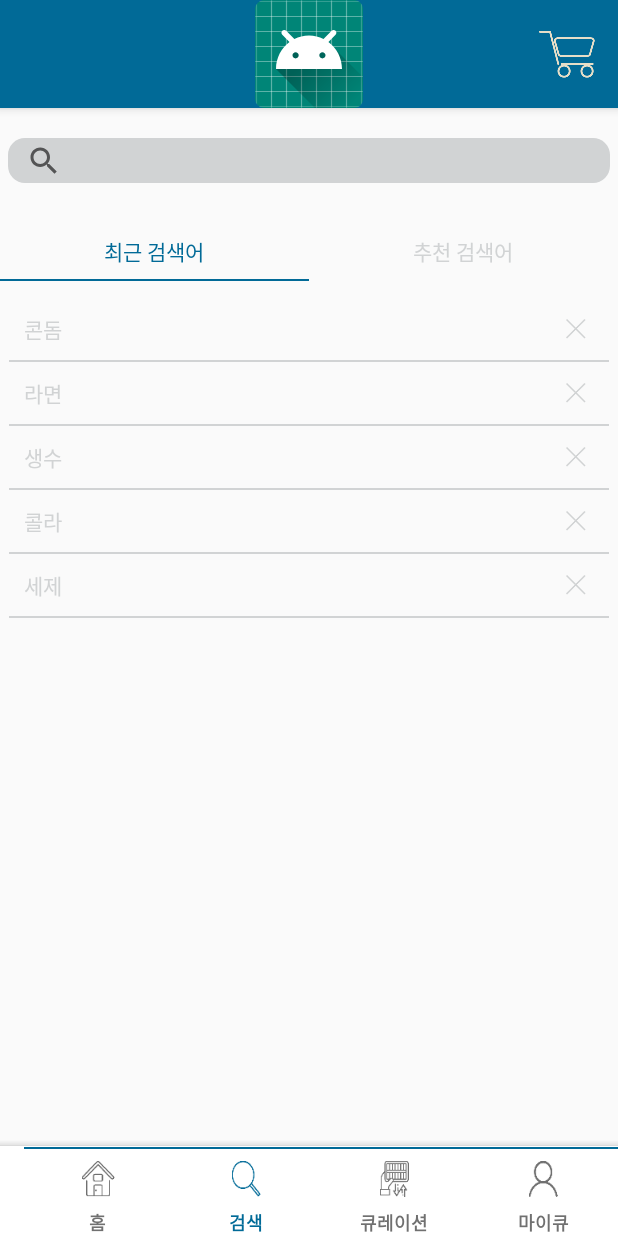
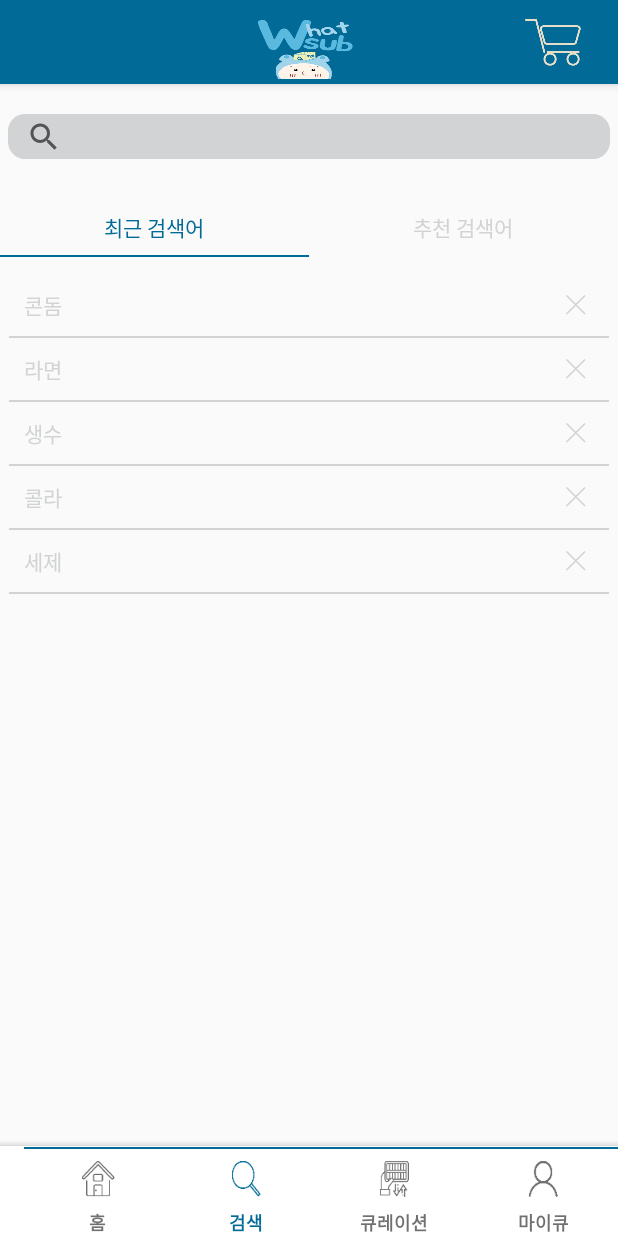
Before and after one commit to ryujw7/whatsupq, an Android app: the MainActivity screen opened directly, with no data from a screen before it, item 2 of the bottom bar chosen, on a phone screen of 412 x 824 dp. Run offline under Robolectric (Android 15) with nearby library versions, the light colour scheme and no system bars.

Commit message:
튜토리얼, 메인 배너 이미지 바꿈, 로그인 구현

```diff
--- a/app/build.gradle
+++ b/app/build.gradle
@@ -31,6 +31,7 @@ dependencies {
     implementation 'com.google.android.material:material:1.0.0'
     implementation 'androidx.constraintlayout:constraintlayout:1.1.3'
     implementation 'androidx.lifecycle:lifecycle-extensions:2.0.0'
+    implementation 'com.android.volley:volley:1.1.0'
     testImplementation 'junit:junit:4.12'
     androidTestImplementation 'androidx.test:runner:1.2.0'
     androidTestImplementation 'androidx.test.espresso:espresso-core:3.2.0'
--- a/app/src/main/AndroidManifest.xml
+++ b/app/src/main/AndroidManifest.xml
@@ -1,14 +1,15 @@
 <?xml version="1.0" encoding="utf-8"?>
 <manifest xmlns:android="http://schemas.android.com/apk/res/android"
           package="com.example.whatsupq">
-
+    <uses-permission android:name="android.permission.INTERNET"/>
     <application
             android:allowBackup="true"
             android:icon="@mipmap/ic_launcher"
             android:label="@string/app_name"
             android:roundIcon="@mipmap/ic_launcher_round"
             android:supportsRtl="true"
-            android:theme="@style/AppTheme">
+            android:theme="@style/AppTheme"
+            android:usesCleartextTraffic="true">
         <activity android:name="com.example.whatsupq.SplashActivity">
             <intent-filter>
                 <action android:name="android.intent.action.MAIN"/>
--- a/app/src/main/java/com/example/whatsupq/BaseActivity.kt
+++ b/app/src/main/java/com/example/whatsupq/BaseActivity.kt
@@ -1,6 +1,7 @@
 package com.example.whatsupq
 
 import android.annotation.SuppressLint
+import android.app.Activity
 import android.os.Bundle
 import android.view.WindowManager
 import androidx.appcompat.app.AppCompatActivity
@@ -10,8 +11,12 @@ import androidx.appcompat.app.AppCompatActivity
  */
 @SuppressLint("Registered")
 open class BaseActivity : AppCompatActivity() {
+    val actList : ArrayList<Activity>? = null
     override fun onCreate(savedInstanceState: Bundle?) {
         super.onCreate(savedInstanceState)
+        if (actList != null) {
+            actList.clear()
+        }
         window.setFlags(
             WindowManager.LayoutParams.FLAG_FULLSCREEN,
             WindowManager.LayoutParams.FLAG_FULLSCREEN
--- a/app/src/main/java/com/example/whatsupq/MainActivity.kt
+++ b/app/src/main/java/com/example/whatsupq/MainActivity.kt
@@ -1,5 +1,6 @@
 package com.example.whatsupq
 
+import android.content.Intent
 import android.os.Bundle
 import android.view.View
 import android.widget.ImageButton
@@ -8,13 +9,14 @@ import androidx.appcompat.app.AppCompatActivity
 import com.example.whatsupq.ui.main.SectionsPagerAdapter
 
 
-class MainActivity : AppCompatActivity() {
+class MainActivity : BaseActivity() {
 
     override fun onCreate(savedInstanceState: Bundle?) {
         super.onCreate(savedInstanceState)
         setContentView(R.layout.activity_main)
         val sectionsPagerAdapter = SectionsPagerAdapter(this, supportFragmentManager)
         val viewPager: SwipeViewPager = findViewById(R.id.view_pager)
+        val mainBanner:ImageButton = findViewById(R.id.main_banner)
         viewPager.setPagingEnabled(false)
         viewPager.adapter = sectionsPagerAdapter
         val tabs: TabLayout = findViewById(R.id.tabs_bottom)
@@ -25,5 +27,13 @@ class MainActivity : AppCompatActivity() {
         tabs.getTabAt(1)?.setIcon(R.drawable.tab_bottom_2)
         tabs.getTabAt(2)?.setIcon(R.drawable.tab_bottom_3)
         tabs.getTabAt(3)?.setIcon(R.drawable.tab_bottom_4)
+        mainBanner.setOnClickListener {
+            if (actList != null) {
+                actList.clear()
+            }
+            intent = Intent(this, MainActivity::class.java)
+            startActivity(intent)
+            finish()
+        }
     }
 }
--- a/app/src/main/java/com/example/whatsupq/RegisterActivity.kt
+++ b/app/src/main/java/com/example/whatsupq/RegisterActivity.kt
@@ -3,9 +3,6 @@ package com.example.whatsupq
 import android.graphics.Color
 import androidx.appcompat.app.AppCompatActivity
 import android.os.Bundle
-import android.text.Editable
-import android.text.TextWatcher
-import android.widget.EditText
 import android.widget.TextView
 import kotlinx.android.synthetic.main.activity_register.*
 
--- /dev/null
+++ b/app/src/main/java/com/example/whatsupq/RequestData.kt
@@ -0,0 +1,4 @@
+package com.example.whatsupq
+
+class RequestData {
+}
--- a/app/src/main/java/com/example/whatsupq/TutorialFragment.kt
+++ b/app/src/main/java/com/example/whatsupq/TutorialFragment.kt
@@ -4,6 +4,7 @@ import android.os.Bundle
 import android.view.LayoutInflater
 import android.view.View
 import android.view.ViewGroup
+import android.widget.ImageView
 import androidx.fragment.app.Fragment
 import kotlinx.android.synthetic.main.tutorial_page.*
 
@@ -16,7 +17,7 @@ class TutorialFragment(tutoText: String, resId: Int) : Fragment() {
 
     override fun onActivityCreated(savedInstanceState: Bundle?) {
         super.onActivityCreated(savedInstanceState)
-
+        tutorial_img.scaleType = ImageView.ScaleType.FIT_XY
         tutorial_txt.text = txt
         tutorial_img.setImageResource(rid)
     }
--- a/app/src/main/java/com/example/whatsupq/TutorialViewpagerAdapter.kt
+++ b/app/src/main/java/com/example/whatsupq/TutorialViewpagerAdapter.kt
@@ -6,7 +6,7 @@ import androidx.fragment.app.FragmentPagerAdapter
 
 class TutorialViewpagerAdapter(fm: FragmentManager) : FragmentPagerAdapter(fm) {
     val text = arrayListOf("어느 새 떨어져가는 물, 세제, 휴지 등 생활 필수품은 기본","혼술, 혼밥에 친환경 마스크팩도 정기배송 받아 볼 수 있어요.","What's sub?\n왓섭큐가 도와줄게요.")
-    val res = arrayListOf(R.mipmap.ic_launcher,R.mipmap.ic_launcher,R.mipmap.ic_launcher)
+    val res = arrayListOf(R.drawable.tutorial_img_1,R.drawable.tutorial_img_2,R.drawable.tutorial_img_3)
     override fun getItem(position: Int): Fragment? {
         return TutorialFragment(text[position],res[position])
     }
--- a/app/src/main/res/layout/activity_main.xml
+++ b/app/src/main/res/layout/activity_main.xml
@@ -24,19 +24,25 @@
                     android:src="@drawable/rewind"
                     android:background="@android:color/transparent"
             />
+            <FrameLayout android:layout_width="0dp"
+                         android:layout_height="match_parent"
+                         android:layout_weight="2.5"></FrameLayout>
+            <ImageButton
+                    android:id="@+id/main_banner"
+                    android:layout_width="0dp"
+                    android:layout_height="?actionBarSize"
+                    android:background="@android:color/transparent"
+                    android:layout_weight="3"
+                    android:gravity="center"
+                    android:scaleType="fitXY"
+                    android:src="@drawable/tutorial_img_3"/>
 
-            <ImageView
-                    android:id="@+id/title"
-                    android:layout_width="0dp"
-                    android:layout_height="wrap_content"
-                    android:layout_weight="8"
-                    android:gravity="center"
-                    android:minHeight="?actionBarSize"
-                    android:src="@mipmap/ic_launcher"/>
+            <FrameLayout android:layout_width="0dp" android:layout_height="match_parent"
+                         android:layout_weight="2"></FrameLayout>
             <ImageButton
                     android:layout_width="0dp"
                     android:layout_height="match_parent"
-                    android:layout_weight="2"
+                    android:layout_weight="2.5"
                     android:src="@drawable/cart"
                     android:background="@android:color/transparent"
             />
```
Also changed, not shown: app/src/main/java/com/example/whatsupq/LoginActivity.kt (+67 -1 lines), app/src/main/res/layout/activity_login.xml (+66 -20 lines), app/src/main/res/layout/tutorial_page.xml (+13 -5 lines), app/src/main/res/drawable/tutorial_img_1.png (added), app/src/main/res/drawable/tutorial_img_2.png (added), app/src/main/res/drawable/tutorial_img_3.png (added).
